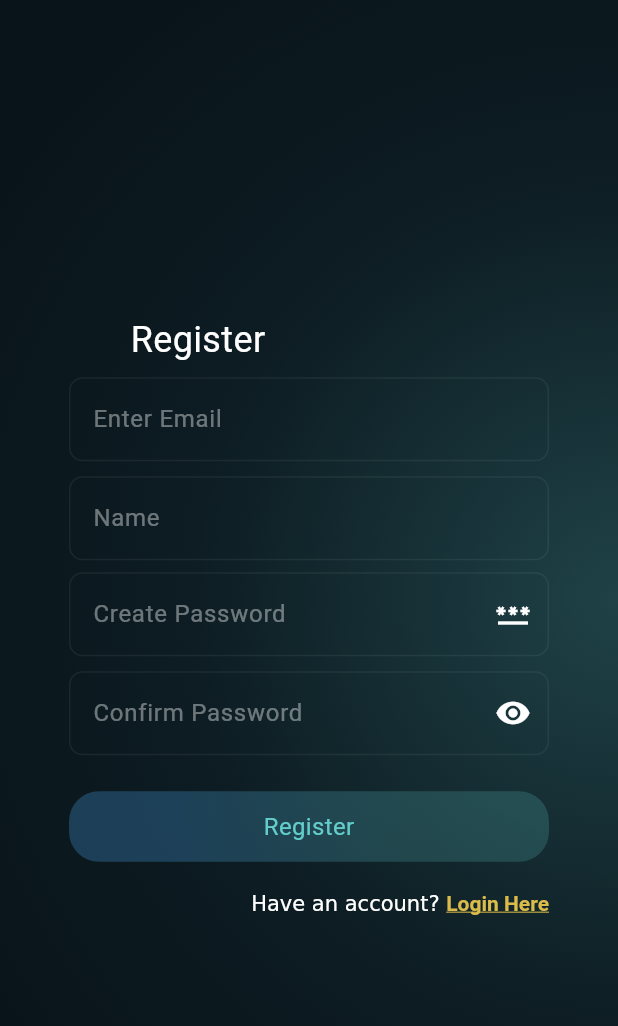
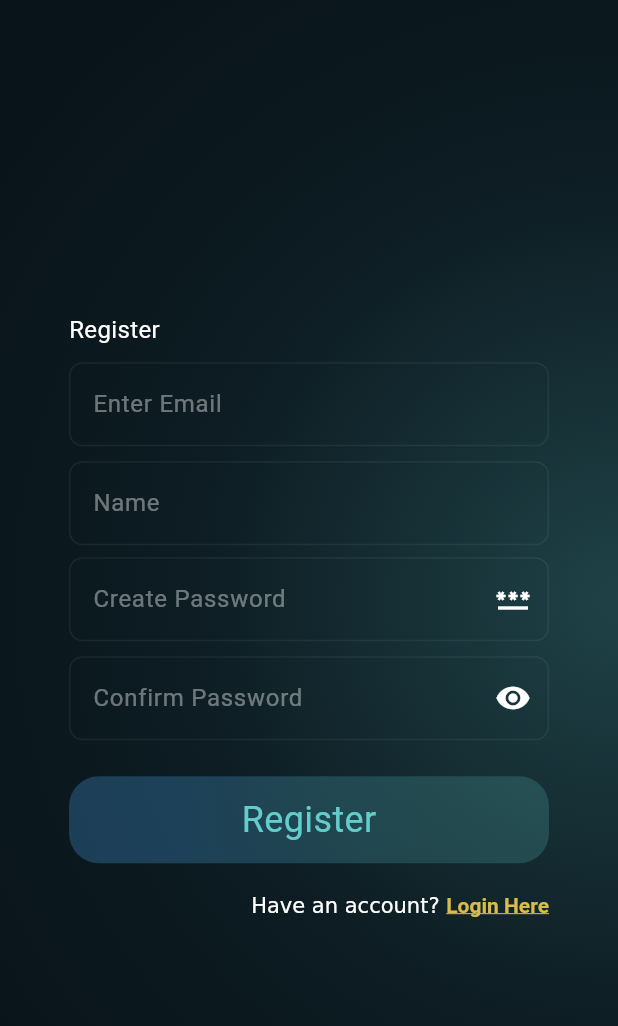
Before and after one commit to thethninphyu/youapp, a Flutter app: the RegisterWidget screen opened by its route, on a phone screen of 412 x 824 dp. Shown: the top 1026 px of the screen. Run offline on Flutter 3.47's test engine with Material 3 defaults, Android fonts, the phone set to English and light mode, and no system bars; our stand-ins replace bloc, dio, flutter_bloc, flutter_easyloading, flutter_modular, font_awesome_flutter and 3 more; missing offline and left inert: textfield_tags; accounts and stored records are empty; Roboto replaces fonts that are missing (Gilroy).

Commit message:
design changes

```diff
--- a/lib/auth/register/register.dart
+++ b/lib/auth/register/register.dart
@@ -3,9 +3,12 @@ import 'package:flutter/material.dart';
 import 'package:flutter_bloc/flutter_bloc.dart';
 import 'package:youapp/enum/status.dart';
 import 'package:youapp/model/authrequest_model.dart';
+import 'package:youapp/module/auth/auth_module.dart';
 import 'package:youapp/register/auth_bloc.dart';
 import 'package:youapp/response/authresponse.dart';
+import 'package:youapp/routes/auth/auth_routes.dart';
 import 'package:youapp/util/app_color.dart';
+import 'package:youapp/util/app_router.dart';
 import 'package:youapp/util/validator.dart';
 import 'package:youapp/widgets/background.dart';
 import 'package:youapp/widgets/ptb_go_button.dart';
@@ -123,17 +126,14 @@ class RegisterWidgetState extends State<RegisterWidget> {
               crossAxisAlignment: CrossAxisAlignment.start,
               children: <Widget>[
                 const SizedBox(height: 16),
-                const Padding(
-                  padding: EdgeInsets.only(left: 41.0),
-                  child: Text(
+                const Text(
                   'Register',
                   style: TextStyle(
                     color: YouAppColor.whiteColor,
-                      fontSize: 24,
+                    fontSize: 16,
                   ),
                 ),
-                ),
-                const SizedBox(height: 8),
+                const SizedBox(height: 10),
                 TextFormField(
                   controller: _emailController,
                   focusNode: _emailFocus,
@@ -224,20 +224,23 @@ class RegisterWidgetState extends State<RegisterWidget> {
                         color: isButtonEnabled
                             ? YouAppColor.whiteColor
                             : YouAppColor.disableTextColor,
-                        fontSize: 16),
+                        fontSize: 24),
                   ),
                 ),
                 const SizedBox(height: 20),
                 Align(
                   alignment: Alignment.centerRight,
                   child: RichText(
-                    text: TextSpan(
-                        text: 'Have an account? ',
-                        recognizer: TapGestureRecognizer()..onTap = () => [],
-                        children: const [
+                    text: TextSpan(text: 'Have an account? ', children: [
                       TextSpan(
                         text: 'Login Here',
-                            style: TextStyle(
+                        recognizer: TapGestureRecognizer()
+                          ..onTap = () {
+                            AppRouter.changeRoute<AuthModule>(
+                              AuthRoutes.login,
+                            );
+                          },
+                        style: const TextStyle(
                             fontSize: 14,
                             decoration: TextDecoration.underline,
                             fontWeight: FontWeight.bold,
```
Also changed, not shown: lib/auth/login/login.dart (+16 -11 lines). Lines whose indentation alone changed are shown as unchanged.
